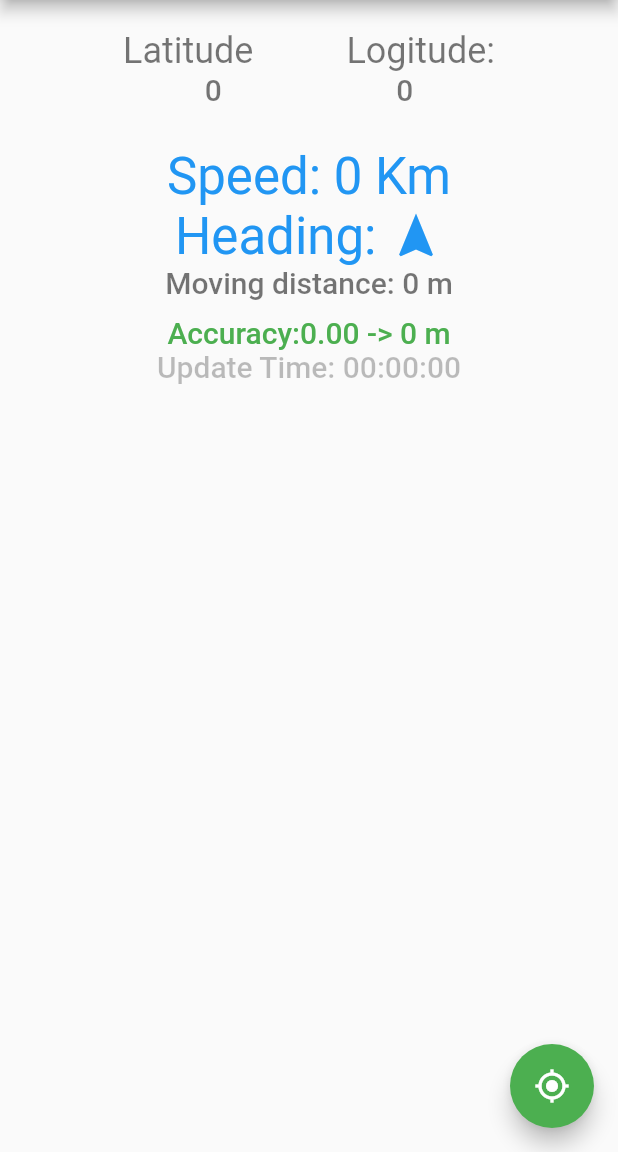
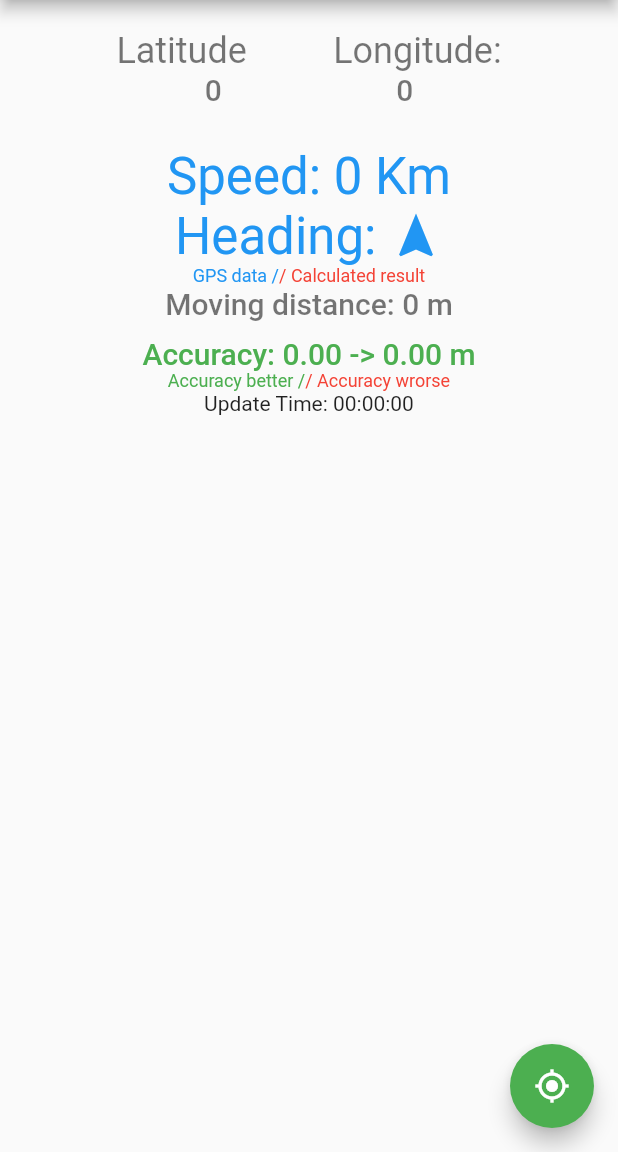
Before and after one commit to quarkli/geochecker, a Flutter app: the screen it shows after launch, on a phone screen of 412 x 824 dp, the part 84-1236 px from its top. Run offline on Flutter 3.47's test engine with Material 2 defaults, Android fonts, the phone set to English and light mode, and no system bars; our stand-ins replace geolocator.

Commit message:
UI improvement and fix typo

```diff
--- a/lib/main.dart
+++ b/lib/main.dart
@@ -169,6 +169,7 @@ class _MyHomePageState extends State<MyHomePage> {
       _position = null;
       _replace = false;
       _movingDistance = 0;
+      _oldAccuracy = 0;
       _location = '';
     }
 
@@ -220,7 +221,7 @@ class _MyHomePageState extends State<MyHomePage> {
                       ?.copyWith(color: Colors.black54),
                 ),
                 Text(
-                  'Logitude:',
+                  'Longitude:',
                   style: Theme.of(context)
                       .textTheme
                       .headline5
@@ -292,6 +293,25 @@ class _MyHomePageState extends State<MyHomePage> {
                 ),
               ],
             ),
+            Row(
+              mainAxisAlignment: MainAxisAlignment.center,
+              children: [
+                Text(
+                  'GPS data /',
+                  style: Theme.of(context)
+                      .textTheme
+                      .bodySmall
+                      ?.copyWith(color: Colors.blue),
+                ),
+                Text(
+                  '/ Calculated result',
+                  style: Theme.of(context)
+                      .textTheme
+                      .bodySmall
+                      ?.copyWith(color: Colors.red),
+                ),
+              ],
+            ),
             Text(
               'Moving distance: ${_movingDistance.round()} m',
               style: Theme.of(context).textTheme.headline6?.copyWith(
@@ -301,18 +321,34 @@ class _MyHomePageState extends State<MyHomePage> {
               height: 10,
             ),
             Text(
-              'Accuracy:${_oldAccuracy.toStringAsFixed(2)} -> ${_position?.accuracy.toStringAsFixed(2) ?? 0} m',
+              'Accuracy: ${_oldAccuracy.toStringAsFixed(2)} -> ${_position?.accuracy.toStringAsFixed(2) ?? 0.toStringAsFixed(2)} m',
               style: Theme.of(context).textTheme.headline6?.copyWith(
                   color: _oldAccuracy < (_position?.accuracy ?? 0)
                       ? Colors.red
                       : Colors.green),
             ),
+            Row(
+              mainAxisAlignment: MainAxisAlignment.center,
+              children: [
+                Text(
+                  'Accuracy better /',
+                  style: Theme.of(context)
+                      .textTheme
+                      .bodySmall
+                      ?.copyWith(color: Colors.green),
+                ),
+                Text(
+                  '/ Accuracy wrorse',
+                  style: Theme.of(context)
+                      .textTheme
+                      .bodySmall
+                      ?.copyWith(color: Colors.red),
+                ),
+              ],
+            ),
             Text(
               'Update Time: ${DateFormat("HH:mm:ss").format(_position?.timestamp?.toLocal() ?? DateTime(0))}',
-              style: Theme.of(context)
-                  .textTheme
-                  .headline6
-                  ?.copyWith(color: Colors.black26),
+              style: Theme.of(context).textTheme.bodyMedium,
             ),
           ],
         ),
```
